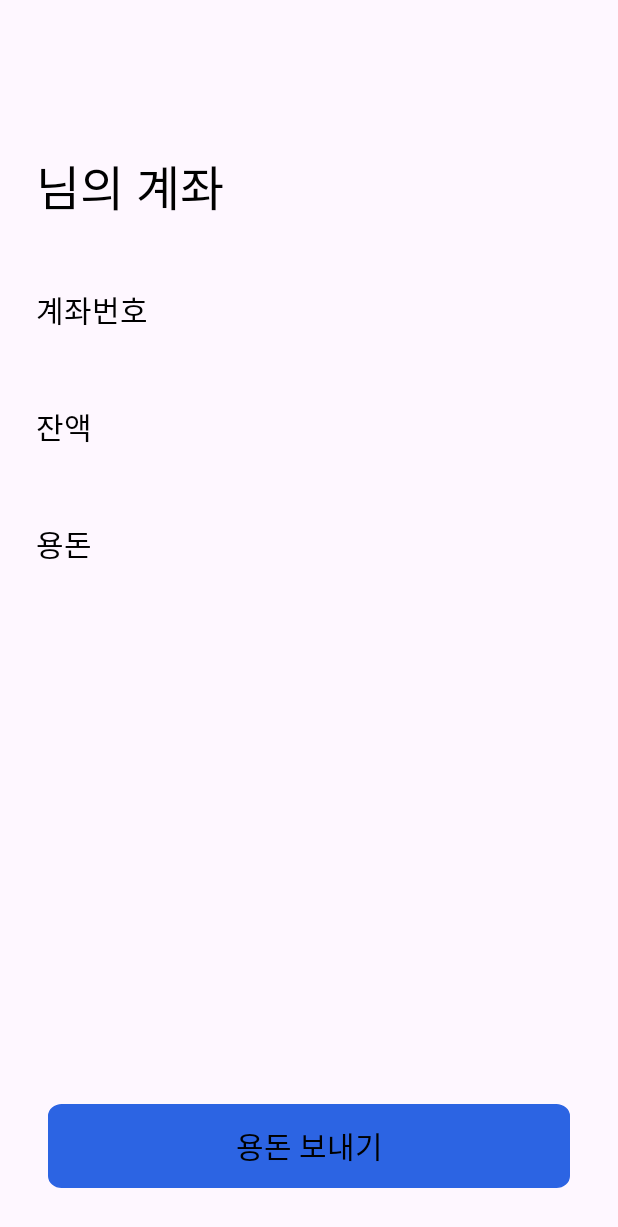
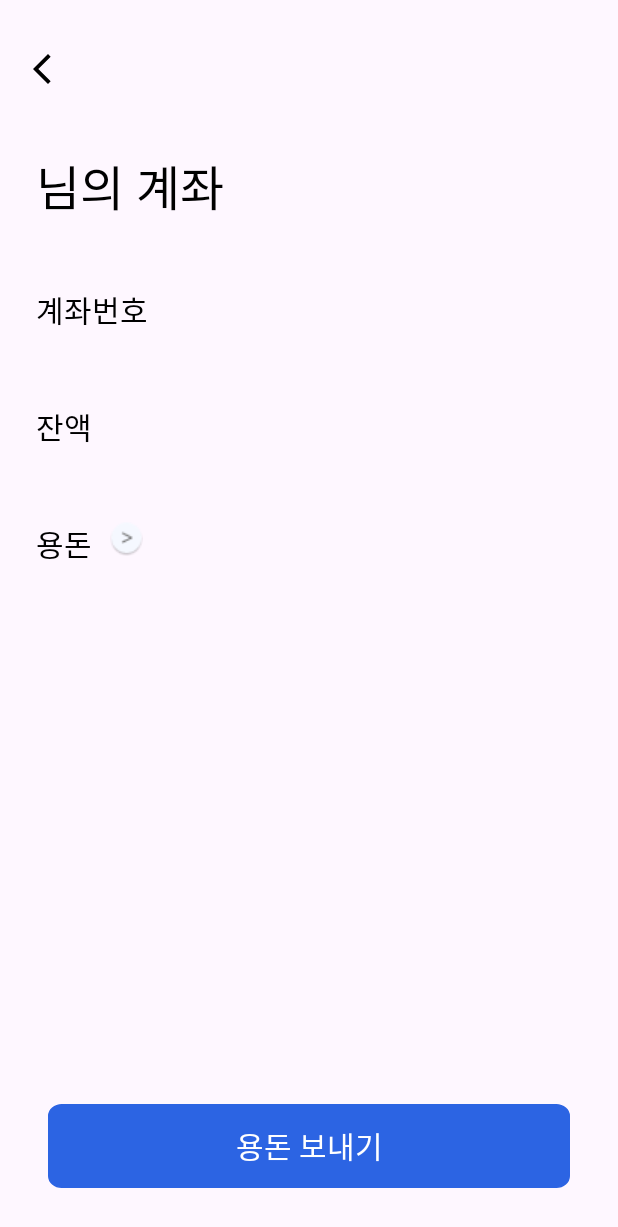
Before and after one commit to dyddn3994/prefin, an Android app: the fragment AccountFragment shown on its own in the app's theme, on a phone screen of 412 x 824 dp. Shown: the top 1227 px of the screen. Run offline under Robolectric (Android 15) with nearby library versions, the phone set to English and light mode, and no system bars.

Commit message:
Feat: 뒤로가기 버튼 및 용돈 관리 버튼 추가

```diff
--- a/mobile/Prefin/app/src/main/res/layout/fragment_account.xml
+++ b/mobile/Prefin/app/src/main/res/layout/fragment_account.xml
@@ -5,6 +5,17 @@
     android:layout_height="match_parent"
     xmlns:app="http://schemas.android.com/apk/res-auto"
     tools:context=".ui.account.AccountFragment">
+
+    <ImageView
+        android:id="@+id/fragment_sign_up_back_button"
+        android:layout_width="wrap_content"
+        android:layout_height="wrap_content"
+        android:src="@drawable/ic_arrow_back"
+        android:layout_marginStart="16dp"
+        android:layout_marginTop="34dp"
+        app:layout_constraintStart_toStartOf="parent"
+        app:layout_constraintTop_toTopOf="parent"
+        />
 
     <TextView
         android:id="@+id/fragment_account_name_text_view"
@@ -82,6 +93,16 @@
         app:layout_constraintTop_toBottomOf="@+id/fragment_account_balance_title_text_view"
         />
 
+    <ImageView
+        android:id="@+id/fragment_account_pinmoney_image_view"
+        android:layout_width="wrap_content"
+        android:layout_height="wrap_content"
+        android:src="@drawable/ic_arrow_right_with_circle"
+        android:layout_marginStart="12dp"
+        app:layout_constraintStart_toEndOf="@+id/fragment_account_pinmoney_title_text_view"
+        app:layout_constraintTop_toTopOf="@+id/fragment_account_pinmoney_title_text_view"
+        />
+
     <TextView
         android:id="@+id/fragment_account_pinmoney_month_text_view"
         android:layout_width="wrap_content"
@@ -113,6 +134,7 @@
         android:backgroundTint="@color/colorPrimary"
         android:layout_marginBottom="32dp"
         android:layout_marginHorizontal="32dp"
+        android:textColor="@color/white"
         app:layout_constraintStart_toStartOf="parent"
         app:layout_constraintEnd_toEndOf="parent"
         app:layout_constraintBottom_toBottomOf="parent"
--- a/mobile/Prefin/app/src/main/res/values/colors.xml
+++ b/mobile/Prefin/app/src/main/res/values/colors.xml
@@ -7,4 +7,8 @@
     <color name="colorBackground">#F5F8FF</color>
     <color name="colorRed">#FF3D71</color>
     <color name="colorGray">#979799</color>
+    <color name="gray">#FF808080</color>
+    <color name="light_gray">#FFD9D9D9</color>
+    <color name="light_light_gray">#f5f5f5</color>
+    <color name="skyblue">#D8F2FF</color>
 </resources>
```
Also changed, not shown: mobile/Prefin/app/src/main/res/layout/fragment_pin_money_regist.xml (+12 -0 lines), mobile/Prefin/app/src/main/res/layout/fragment_pin_money_send.xml (+12 -0 lines), mobile/Prefin/app/src/main/res/layout/fragment_saving.xml (+12 -0 lines), mobile/Prefin/app/src/main/res/layout/fragment_saving_home.xml (+15 -2 lines), mobile/Prefin/app/src/main/res/layout/fragment_withdraw.xml (+12 -0 lines), mobile/Prefin/app/src/main/res/drawable/ic_arrow_right_with_circle.png (added).
